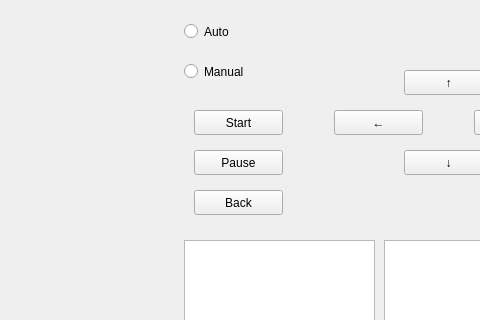
Before: the Qt Designer form GUI_ROS_Service/UI_ws/src/ncsist_gui/src/mainwindow.ui in Yelloooowww/SomeNoteAboutROS, drawn with Qt 5; both pictures show x 486 to 966 and y 0 to 320 of the 1088 by 549 pixel window.
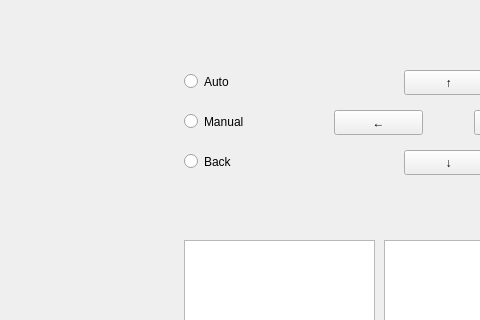
After: the same form once the commit is applied.

The edit to the form file:
```diff
--- a/GUI_ROS_Service/UI_ws/src/ncsist_gui/src/mainwindow.ui
+++ b/GUI_ROS_Service/UI_ws/src/ncsist_gui/src/mainwindow.ui
@@ -37,7 +37,7 @@
     <property name="geometry">
      <rect>
       <x>670</x>
-      <y>20</y>
+      <y>70</y>
       <width>112</width>
       <height>23</height>
      </rect>
@@ -50,7 +50,7 @@
     <property name="geometry">
      <rect>
       <x>670</x>
-      <y>60</y>
+      <y>110</y>
       <width>112</width>
       <height>23</height>
      </rect>
@@ -59,45 +59,6 @@
      <string>Manual</string>
     </property>
    </widget>
-   <widget class="QPushButton" name="pushButton_start">
-    <property name="geometry">
-     <rect>
-      <x>680</x>
-      <y>110</y>
-      <width>89</width>
-      <height>25</height>
-     </rect>
-    </property>
-    <property name="text">
-     <string>Start</string>
-    </property>
-   </widget>
-   <widget class="QPushButton" name="pushButton_pause">
-    <property name="geometry">
-     <rect>
-      <x>680</x>
-      <y>150</y>
-      <width>89</width>
-      <height>25</height>
-     </rect>
-    </property>
-    <property name="text">
-     <string>Pause</string>
-    </property>
-   </widget>
-   <widget class="QPushButton" name="pushButton_back">
-    <property name="geometry">
-     <rect>
-      <x>680</x>
-      <y>190</y>
-      <width>89</width>
-      <height>25</height>
-     </rect>
-    </property>
-    <property name="text">
-     <string>Back</string>
-    </property>
-   </widget>
    <widget class="QPushButton" name="pushButton_up">
     <property name="geometry">
      <rect>
@@ -170,6 +131,19 @@
      </rect>
     </property>
    </widget>
+   <widget class="QRadioButton" name="radioButton_back">
+    <property name="geometry">
+     <rect>
+      <x>670</x>
+      <y>150</y>
+      <width>112</width>
+      <height>23</height>
+     </rect>
+    </property>
+    <property name="text">
+     <string>Back</string>
+    </property>
+   </widget>
   </widget>
   <widget class="QMenuBar" name="menubar">
    <property name="geometry">
```
